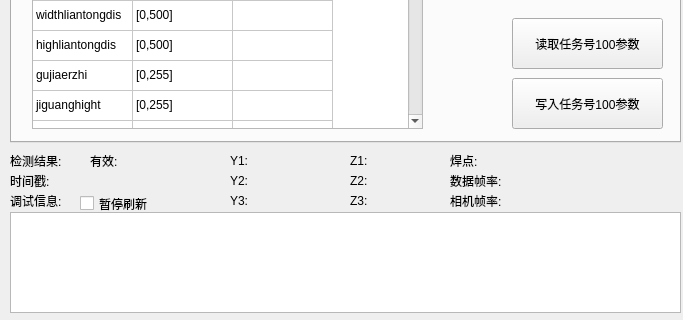
Before: the Qt Designer form qtmysunnydlg.ui in qubo188612/qtwelding, drawn with Qt 5; both pictures show x 0 to 683 and y 438 to 758 of the 1220 by 758 pixel window.
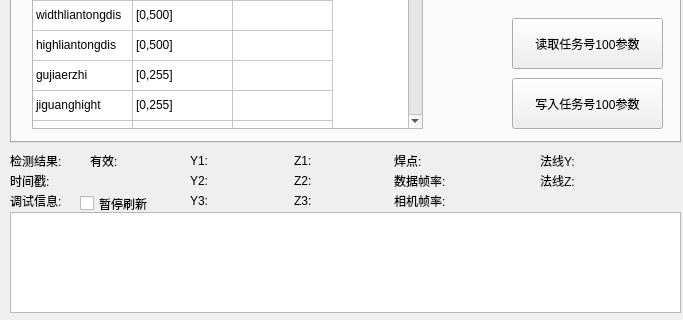
After: the same form once the commit is applied. Custom widgets are drawn as their Qt base class.

Diff of the .ui file:
```diff
--- a/qtmysunnydlg.ui
+++ b/qtmysunnydlg.ui
@@ -198,7 +198,7 @@
   <widget class="QLabel" name="label_7">
    <property name="geometry">
     <rect>
-     <x>230</x>
+     <x>190</x>
      <y>590</y>
      <width>21</width>
      <height>17</height>
@@ -211,7 +211,7 @@
   <widget class="QLabel" name="label_8">
    <property name="geometry">
     <rect>
-     <x>350</x>
+     <x>294</x>
      <y>590</y>
      <width>21</width>
      <height>17</height>
@@ -226,7 +226,7 @@
     <rect>
      <x>130</x>
      <y>590</y>
-     <width>67</width>
+     <width>61</width>
      <height>17</height>
     </rect>
    </property>
@@ -237,7 +237,7 @@
   <widget class="QLabel" name="label_10">
    <property name="geometry">
     <rect>
-     <x>260</x>
+     <x>220</x>
      <y>590</y>
      <width>67</width>
      <height>17</height>
@@ -250,7 +250,7 @@
   <widget class="QLabel" name="label_11">
    <property name="geometry">
     <rect>
-     <x>380</x>
+     <x>324</x>
      <y>590</y>
      <width>67</width>
      <height>17</height>
@@ -374,7 +374,7 @@
   <widget class="QLabel" name="label_16">
    <property name="geometry">
     <rect>
-     <x>230</x>
+     <x>190</x>
      <y>610</y>
      <width>21</width>
      <height>17</height>
@@ -387,7 +387,7 @@
   <widget class="QLabel" name="label_17">
    <property name="geometry">
     <rect>
-     <x>260</x>
+     <x>220</x>
      <y>610</y>
      <width>67</width>
      <height>17</height>
@@ -400,7 +400,7 @@
   <widget class="QLabel" name="label_18">
    <property name="geometry">
     <rect>
-     <x>350</x>
+     <x>294</x>
      <y>610</y>
      <width>21</width>
      <height>17</height>
@@ -413,7 +413,7 @@
   <widget class="QLabel" name="label_19">
    <property name="geometry">
     <rect>
-     <x>380</x>
+     <x>324</x>
      <y>610</y>
      <width>67</width>
      <height>17</height>
@@ -426,7 +426,7 @@
   <widget class="QLabel" name="label_20">
    <property name="geometry">
     <rect>
-     <x>230</x>
+     <x>190</x>
      <y>630</y>
      <width>21</width>
      <height>17</height>
@@ -439,7 +439,7 @@
   <widget class="QLabel" name="label_21">
    <property name="geometry">
     <rect>
-     <x>260</x>
+     <x>220</x>
      <y>630</y>
      <width>67</width>
      <height>17</height>
@@ -452,7 +452,7 @@
   <widget class="QLabel" name="label_22">
    <property name="geometry">
     <rect>
-     <x>350</x>
+     <x>294</x>
      <y>630</y>
      <width>21</width>
      <height>17</height>
@@ -465,7 +465,7 @@
   <widget class="QLabel" name="label_23">
    <property name="geometry">
     <rect>
-     <x>380</x>
+     <x>324</x>
      <y>630</y>
      <width>67</width>
      <height>17</height>
@@ -478,7 +478,7 @@
   <widget class="QLabel" name="label_24">
    <property name="geometry">
     <rect>
-     <x>450</x>
+     <x>394</x>
      <y>590</y>
      <width>41</width>
      <height>17</height>
@@ -491,7 +491,7 @@
   <widget class="QLabel" name="label_25">
    <property name="geometry">
     <rect>
-     <x>526</x>
+     <x>470</x>
      <y>590</y>
      <width>67</width>
      <height>17</height>
@@ -3774,7 +3774,7 @@
     <rect>
      <x>70</x>
      <y>610</y>
-     <width>151</width>
+     <width>121</width>
      <height>20</height>
     </rect>
    </property>
@@ -3785,7 +3785,7 @@
   <widget class="QLabel" name="label_35">
    <property name="geometry">
     <rect>
-     <x>450</x>
+     <x>394</x>
      <y>610</y>
      <width>71</width>
      <height>17</height>
@@ -3798,7 +3798,7 @@
   <widget class="QLabel" name="label_36">
    <property name="geometry">
     <rect>
-     <x>526</x>
+     <x>470</x>
      <y>610</y>
      <width>67</width>
      <height>17</height>
@@ -3811,7 +3811,7 @@
   <widget class="QLabel" name="label_37">
    <property name="geometry">
     <rect>
-     <x>450</x>
+     <x>394</x>
      <y>630</y>
      <width>71</width>
      <height>17</height>
@@ -3824,7 +3824,7 @@
   <widget class="QLabel" name="label_38">
    <property name="geometry">
     <rect>
-     <x>526</x>
+     <x>470</x>
      <y>630</y>
      <width>67</width>
      <height>17</height>
@@ -3994,6 +3994,58 @@
     <string>(640-3072)</string>
    </property>
   </widget>
+  <widget class="QLabel" name="label_56">
+   <property name="geometry">
+    <rect>
+     <x>590</x>
+     <y>610</y>
+     <width>91</width>
+     <height>17</height>
+    </rect>
+   </property>
+   <property name="text">
+    <string/>
+   </property>
+  </widget>
+  <widget class="QLabel" name="label_54">
+   <property name="geometry">
+    <rect>
+     <x>540</x>
+     <y>610</y>
+     <width>51</width>
+     <height>17</height>
+    </rect>
+   </property>
+   <property name="text">
+    <string>法线Z:</string>
+   </property>
+  </widget>
+  <widget class="QLabel" name="label_53">
+   <property name="geometry">
+    <rect>
+     <x>540</x>
+     <y>590</y>
+     <width>51</width>
+     <height>17</height>
+    </rect>
+   </property>
+   <property name="text">
+    <string>法线Y:</string>
+   </property>
+  </widget>
+  <widget class="QLabel" name="label_55">
+   <property name="geometry">
+    <rect>
+     <x>590</x>
+     <y>590</y>
+     <width>91</width>
+     <height>17</height>
+    </rect>
+   </property>
+   <property name="text">
+    <string/>
+   </property>
+  </widget>
  </widget>
  <customwidgets>
   <customwidget>
```
